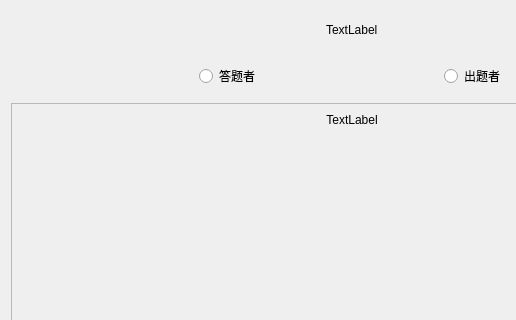
Qt form rankwindow.ui (Euler-lne/Word_Elimination) before a commit; both pictures show x 0 to 516 and y 0 to 320 of the 704 by 463 pixel window.
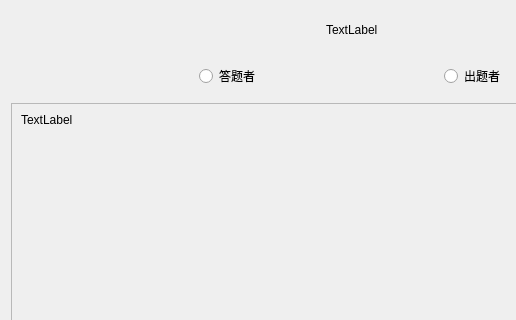
The same form after that commit.

The edit to the form file:
```diff
--- a/rankwindow.ui
+++ b/rankwindow.ui
@@ -133,7 +133,7 @@
           <string>TextLabel</string>
          </property>
          <property name="alignment">
-          <set>Qt::AlignHCenter|Qt::AlignTop</set>
+          <set>Qt::AlignLeading|Qt::AlignLeft|Qt::AlignTop</set>
          </property>
         </widget>
        </item>
```
